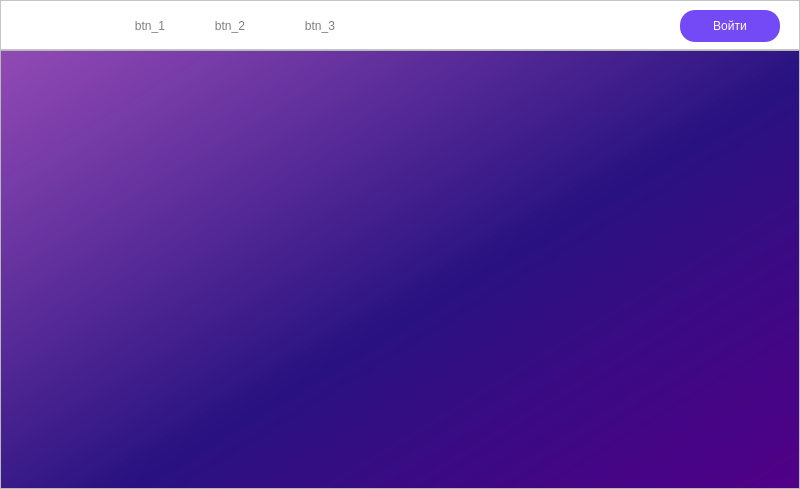
Above: lib/client/ui/YourVoice/guestmainwindow.ui from cpp-park-vk-education/2023_1_OND before the change. Below: the same form after it.
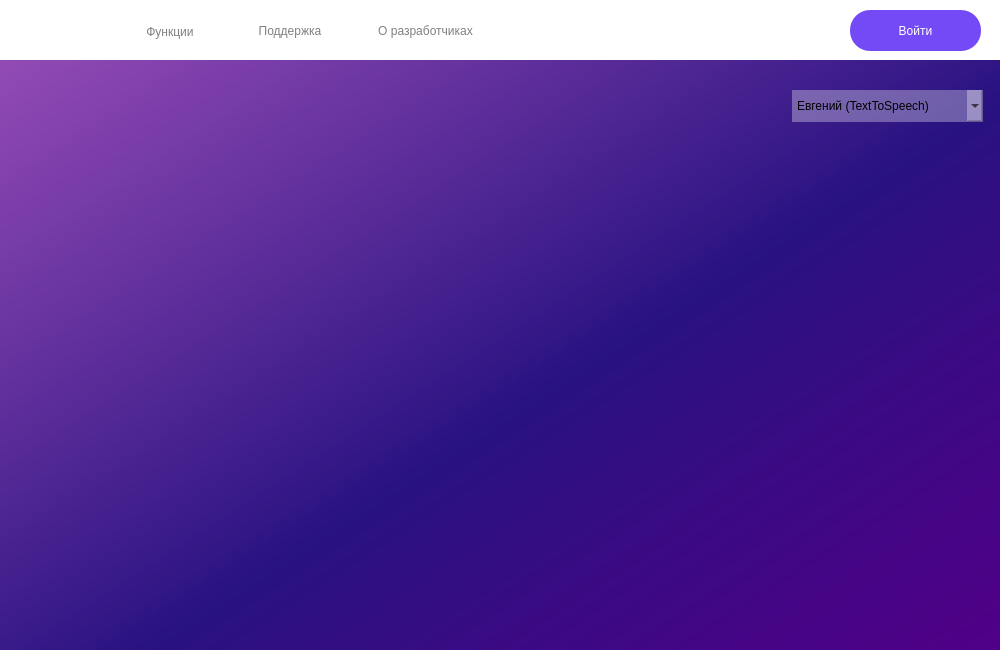
That is the form after the change. Icons and pictures are not drawn.

```diff
--- a/lib/client/ui/YourVoice/guestmainwindow.ui
+++ b/lib/client/ui/YourVoice/guestmainwindow.ui
@@ -9,14 +9,26 @@
    <rect>
     <x>0</x>
     <y>0</y>
-    <width>800</width>
-    <height>489</height>
+    <width>1000</width>
+    <height>650</height>
    </rect>
   </property>
+  <property name="sizePolicy">
+   <sizepolicy hsizetype="Preferred" vsizetype="Preferred">
+    <horstretch>0</horstretch>
+    <verstretch>0</verstretch>
+   </sizepolicy>
+  </property>
   <property name="minimumSize">
    <size>
-    <width>800</width>
-    <height>480</height>
+    <width>1000</width>
+    <height>650</height>
+   </size>
+  </property>
+  <property name="maximumSize">
+   <size>
+    <width>1000</width>
+    <height>650</height>
    </size>
   </property>
   <property name="windowTitle">
@@ -50,17 +62,18 @@
       <property name="minimumSize">
        <size>
         <width>0</width>
-        <height>50</height>
+        <height>60</height>
        </size>
       </property>
       <property name="maximumSize">
        <size>
         <width>16777215</width>
-        <height>50</height>
+        <height>60</height>
        </size>
       </property>
       <property name="styleSheet">
-       <string notr="true">background-color: rgb(255, 255, 255);</string>
+       <string notr="true">background-color: white;
+border: none; </string>
       </property>
       <property name="frameShape">
        <enum>QFrame::StyledPanel</enum>
@@ -68,13 +81,107 @@
       <property name="frameShadow">
        <enum>QFrame::Raised</enum>
       </property>
+      <widget class="QLabel" name="Logo">
+       <property name="geometry">
+        <rect>
+         <x>0</x>
+         <y>0</y>
+         <width>61</width>
+         <height>61</height>
+        </rect>
+       </property>
+       <property name="text">
+        <string/>
+       </property>
+       <property name="pixmap">
+        <pixmap>img/logo.png</pixmap>
+       </property>
+       <property name="scaledContents">
+        <bool>true</bool>
+       </property>
+      </widget>
+      <widget class="QPushButton" name="pushButton">
+       <property name="geometry">
+        <rect>
+         <x>120</x>
+         <y>1</y>
+         <width>100</width>
+         <height>61</height>
+        </rect>
+       </property>
+       <property name="styleSheet">
+        <string notr="true">QPushButton {
+    background-color:  none;
+    border: none;
+    color: grey;
+}
+
+QPushButton:hover {
+     color: black;
+}
+</string>
+       </property>
+       <property name="text">
+        <string>Функции</string>
+       </property>
+      </widget>
+      <widget class="QPushButton" name="pushButton_2">
+       <property name="geometry">
+        <rect>
+         <x>240</x>
+         <y>0</y>
+         <width>100</width>
+         <height>61</height>
+        </rect>
+       </property>
+       <property name="styleSheet">
+        <string notr="true">QPushButton {
+    background-color:  none;
+    border: none;
+    color: grey;
+}
+
+QPushButton:hover {
+     color: black;
+}
+</string>
+       </property>
+       <property name="text">
+        <string>Поддержка</string>
+       </property>
+      </widget>
+      <widget class="QPushButton" name="pushButton_3">
+       <property name="geometry">
+        <rect>
+         <x>360</x>
+         <y>0</y>
+         <width>131</width>
+         <height>61</height>
+        </rect>
+       </property>
+       <property name="styleSheet">
+        <string notr="true">QPushButton {
+    background-color:  none;
+    border: none;
+    color: grey;
+}
+
+QPushButton:hover {
+     color: black;
+}
+</string>
+       </property>
+       <property name="text">
+        <string>О разработчиках</string>
+       </property>
+      </widget>
       <widget class="QPushButton" name="LogInButton">
        <property name="geometry">
         <rect>
-         <x>680</x>
+         <x>850</x>
          <y>10</y>
-         <width>100</width>
-         <height>32</height>
+         <width>131</width>
+         <height>41</height>
         </rect>
        </property>
        <property name="cursor">
@@ -82,7 +189,7 @@
        </property>
        <property name="styleSheet">
         <string notr="true">QPushButton {
-    border-radius:  15px;
+    border-radius:  20px;
     background-color:  rgb(116,74,246);
     color: white;
 }
@@ -100,115 +207,13 @@
         <string>Войти</string>
        </property>
       </widget>
-      <widget class="QLabel" name="LogoLabel">
-       <property name="geometry">
-        <rect>
-         <x>10</x>
-         <y>4</y>
-         <width>45</width>
-         <height>41</height>
-        </rect>
-       </property>
-       <property name="text">
-        <string/>
-       </property>
-       <property name="pixmap">
-        <pixmap>img/logo.png</pixmap>
-       </property>
-       <property name="scaledContents">
-        <bool>true</bool>
-       </property>
-      </widget>
-      <widget class="QPushButton" name="EmptyButton1">
-       <property name="geometry">
-        <rect>
-         <x>100</x>
-         <y>10</y>
-         <width>100</width>
-         <height>32</height>
-        </rect>
-       </property>
-       <property name="cursor">
-        <cursorShape>PointingHandCursor</cursorShape>
-       </property>
-       <property name="styleSheet">
-        <string notr="true">QPushButton {
-    background-color:  none;
-    border: none;
-    color: grey;
-}
-
-QPushButton:hover {
-     color: black;
-}
-</string>
-       </property>
-       <property name="text">
-        <string>btn_1</string>
-       </property>
-      </widget>
-      <widget class="QPushButton" name="EmptyButton2">
-       <property name="geometry">
-        <rect>
-         <x>180</x>
-         <y>10</y>
-         <width>100</width>
-         <height>32</height>
-        </rect>
-       </property>
-       <property name="cursor">
-        <cursorShape>PointingHandCursor</cursorShape>
-       </property>
-       <property name="styleSheet">
-        <string notr="true">QPushButton {
-    background-color:  none;
-    border: none;
-    color: grey;
-}
-
-QPushButton:hover {
-     color: black;
-}
-</string>
-       </property>
-       <property name="text">
-        <string>btn_2</string>
-       </property>
-      </widget>
-      <widget class="QPushButton" name="EmptyButton3">
-       <property name="geometry">
-        <rect>
-         <x>270</x>
-         <y>10</y>
-         <width>100</width>
-         <height>32</height>
-        </rect>
-       </property>
-       <property name="cursor">
-        <cursorShape>PointingHandCursor</cursorShape>
-       </property>
-       <property name="styleSheet">
-        <string notr="true">QPushButton {
-    background-color:  none;
-    border: none;
-    color: grey;
-}
-
-QPushButton:hover {
-     color: black;
-}
-</string>
-       </property>
-       <property name="text">
-        <string>btn_3</string>
-       </property>
-      </widget>
      </widget>
     </item>
     <item>
      <widget class="QFrame" name="frame_2">
       <property name="styleSheet">
-       <string notr="true">background-color: none;</string>
+       <string notr="true">background-color: none;
+border: none;</string>
       </property>
       <property name="frameShape">
        <enum>QFrame::StyledPanel</enum>
@@ -216,16 +221,32 @@
       <property name="frameShadow">
        <enum>QFrame::Raised</enum>
       </property>
-      <widget class="QPushButton" name="RecordButton">
-       <property name="enabled">
+      <widget class="QLabel" name="VoiceLogo">
+       <property name="geometry">
+        <rect>
+         <x>0</x>
+         <y>210</y>
+         <width>1001</width>
+         <height>191</height>
+        </rect>
+       </property>
+       <property name="text">
+        <string/>
+       </property>
+       <property name="pixmap">
+        <pixmap>img/voice.png</pixmap>
+       </property>
+       <property name="scaledContents">
         <bool>true</bool>
        </property>
+      </widget>
+      <widget class="QComboBox" name="comboBox">
        <property name="geometry">
         <rect>
-         <x>340</x>
-         <y>190</y>
-         <width>101</width>
-         <height>91</height>
+         <x>792</x>
+         <y>30</y>
+         <width>191</width>
+         <height>32</height>
         </rect>
        </property>
        <property name="cursor">
@@ -237,8 +258,56 @@
        <property name="tabletTracking">
         <bool>false</bool>
        </property>
-       <property name="autoFillBackground">
+       <property name="styleSheet">
+        <string notr="true">QComboBox{
+    border: none;
+    background-color: rgba(255, 255, 255, 80)
+}</string>
+       </property>
+       <property name="editable">
         <bool>false</bool>
+       </property>
+       <property name="duplicatesEnabled">
+        <bool>false</bool>
+       </property>
+       <property name="frame">
+        <bool>true</bool>
+       </property>
+       <item>
+        <property name="text">
+         <string>Евгений (TextToSpeech)</string>
+        </property>
+       </item>
+       <item>
+        <property name="text">
+         <string>Маруся</string>
+        </property>
+       </item>
+       <item>
+        <property name="text">
+         <string>Алиса</string>
+        </property>
+       </item>
+       <item>
+        <property name="text">
+         <string/>
+        </property>
+       </item>
+      </widget>
+      <widget class="QPushButton" name="RecordBtn">
+       <property name="geometry">
+        <rect>
+         <x>420</x>
+         <y>240</y>
+         <width>151</width>
+         <height>121</height>
+        </rect>
+       </property>
+       <property name="cursor">
+        <cursorShape>PointingHandCursor</cursorShape>
+       </property>
+       <property name="mouseTracking">
+        <bool>true</bool>
        </property>
        <property name="styleSheet">
         <string notr="true">QPushButton {
@@ -262,7 +331,8 @@
     min-width: 50px;
     max-width: 50px;
     background-color: rgba(125,245,249, 0.5);
-}</string>
+}
+</string>
        </property>
        <property name="text">
         <string/>
@@ -273,39 +343,14 @@
        </property>
        <property name="iconSize">
         <size>
-         <width>90</width>
-         <height>90</height>
+         <width>120</width>
+         <height>120</height>
         </size>
        </property>
        <property name="checkable">
-        <bool>false</bool>
-       </property>
-       <property name="checked">
-        <bool>false</bool>
-       </property>
-      </widget>
-      <widget class="QLabel" name="VoiceLabel">
-       <property name="geometry">
-        <rect>
-         <x>0</x>
-         <y>160</y>
-         <width>801</width>
-         <height>151</height>
-        </rect>
-       </property>
-       <property name="text">
-        <string/>
-       </property>
-       <property name="pixmap">
-        <pixmap>img/voice.png</pixmap>
-       </property>
-       <property name="scaledContents">
         <bool>true</bool>
        </property>
-       <property name="wordWrap">
-        <bool>false</bool>
-       </property>
-       <property name="openExternalLinks">
+       <property name="autoExclusive">
         <bool>false</bool>
        </property>
       </widget>
```
Left out of the diff: 25 changed lines with no effect on the pictures.
